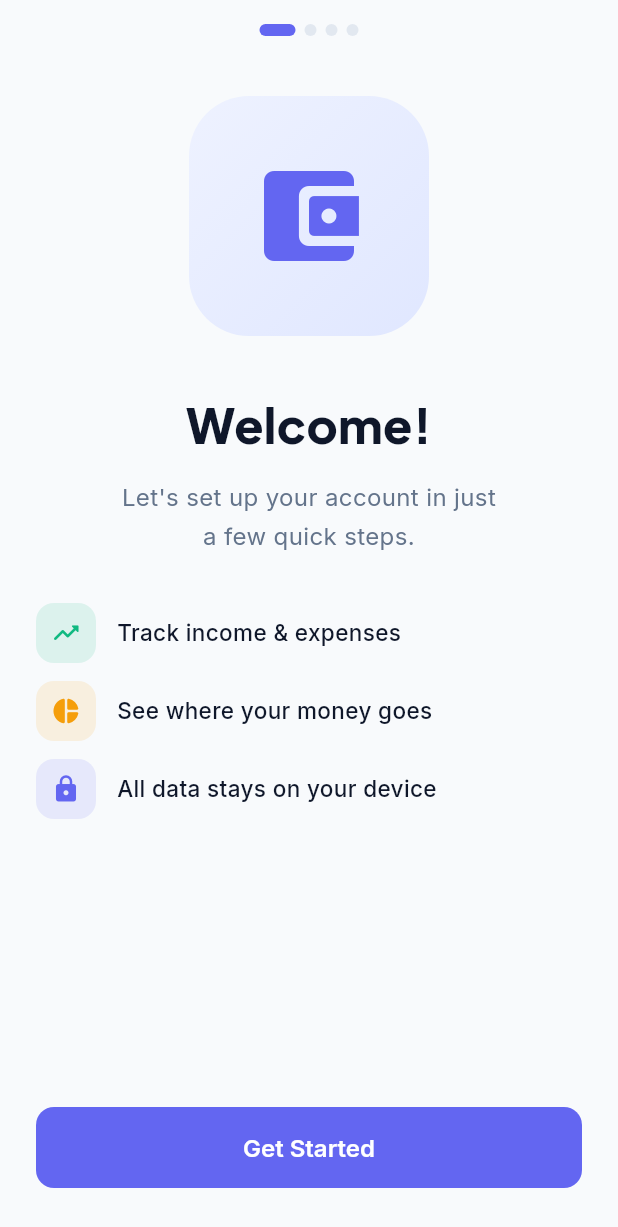
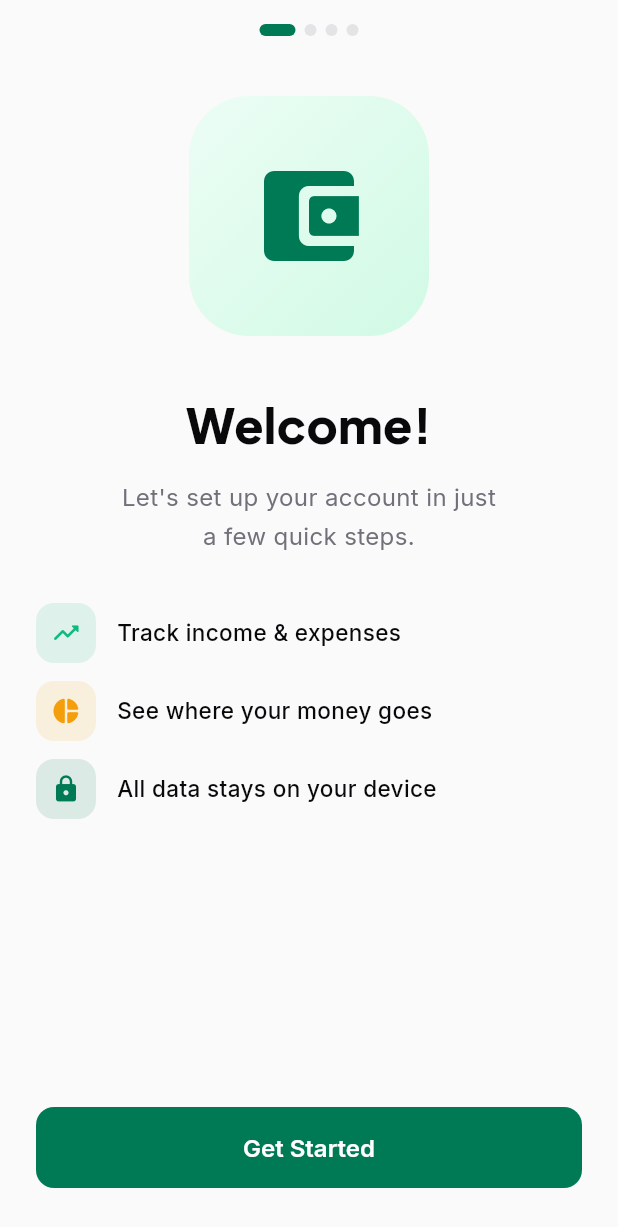
Before and after one commit to samnsimson/xpenzes, a Flutter app: the OnboardingScreen screen opened directly, on a phone screen of 412 x 824 dp. Shown: the top 1227 px of the screen. Run offline on Flutter 3.47's test engine with Material 3 defaults, Android fonts, the phone set to English and light mode, and no system bars; our stand-ins replace dio, fl_chart, flutter_riverpod, google_fonts, supabase_flutter; missing offline and left inert: flutter_web_auth_2; accounts and stored records are empty.

Commit message:
Match xpenzes-web's Emerald/Zinc theme and switch networking to Dio
AppColors now uses the same oklch-derived palette as xpenzes-web's
shadcn theme (baseColor zinc, primary emerald) instead of the original
indigo scheme, computed via real OKLCH->sRGB conversion rather than
eyeballed. income/expense color-coding (secondary) and warning are
left as-is since they're this app's own semantics, not part of the web
base theme.

ApiClient is now backed by Dio instead of package:http, with the same
public API so no provider call sites needed to change. Auth token
attachment moved from a per-call header map to a request interceptor.

Verified: flutter analyze clean, a standalone Dio script against a
live xpenzes-svc confirmed JSON auto-decoding and DioException error
handling, and a simulator run against local svc loaded real
transaction data end-to-end with the new theme visible.

Co-Authored-By: Claude Sonnet 5 <noreply@anthropic.com>

```diff
--- a/lib/core/theme/app_theme.dart
+++ b/lib/core/theme/app_theme.dart
@@ -1,19 +1,27 @@
 import 'package:flutter/material.dart';
 import 'package:google_fonts/google_fonts.dart';
 
+/// Mirrors xpenzes-web's shadcn theme (baseColor "zinc", primary
+/// "emerald" — see xpenzes-web/app/globals.css) so the app and the
+/// marketing/checkout site read as one product. Values are the same
+/// oklch tokens converted to sRGB hex, not eyeballed equivalents.
+///
+/// [secondary] (income/expense color-coding) and [warning] are this
+/// app's own semantics, not part of that base theme, so they're kept
+/// as-is rather than forced into the web palette.
 class AppColors {
-  static const Color primary = Color(0xFF6366F1);
-  static const Color primaryLight = Color(0xFFEEF2FF);
-  static const Color primaryDark = Color(0xFF4F46E5);
+  static const Color primary = Color(0xFF007A55);
+  static const Color primaryLight = Color(0xFFECFDF5);
+  static const Color primaryDark = Color(0xFF006045);
   static const Color secondary = Color(0xFFF43F5E);
   static const Color success = Color(0xFF10B981);
   static const Color warning = Color(0xFFF59E0B);
-  static const Color background = Color(0xFFF8FAFC);
+  static const Color background = Color(0xFFFAFAFA);
   static const Color surface = Color(0xFFFFFFFF);
-  static const Color textPrimary = Color(0xFF0F172A);
-  static const Color textSecondary = Color(0xFF64748B);
-  static const Color border = Color(0xFFE2E8F0);
-  static const Color error = Color(0xFFEF4444);
+  static const Color textPrimary = Color(0xFF09090B);
+  static const Color textSecondary = Color(0xFF71717B);
+  static const Color border = Color(0xFFE4E4E7);
+  static const Color error = Color(0xFFE7000B);
 }
 
 class AppTheme {
@@ -57,12 +65,27 @@ class AppTheme {
           color: AppColors.textPrimary,
           fontWeight: FontWeight.w600,
         ),
-        titleLarge: displayTextTheme.titleLarge?.copyWith(color: AppColors.textPrimary, fontWeight: FontWeight.w600),
-        titleMedium: baseTextTheme.titleMedium?.copyWith(color: AppColors.textPrimary, fontWeight: FontWeight.w500),
-        titleSmall: baseTextTheme.titleSmall?.copyWith(color: AppColors.textSecondary, fontWeight: FontWeight.w500),
-        bodyLarge: baseTextTheme.bodyLarge?.copyWith(color: AppColors.textPrimary),
-        bodyMedium: baseTextTheme.bodyMedium?.copyWith(color: AppColors.textSecondary),
-        bodySmall: baseTextTheme.bodySmall?.copyWith(color: AppColors.textSecondary),
+        titleLarge: displayTextTheme.titleLarge?.copyWith(
+          color: AppColors.textPrimary,
+          fontWeight: FontWeight.w600,
+        ),
+        titleMedium: baseTextTheme.titleMedium?.copyWith(
+          color: AppColors.textPrimary,
+          fontWeight: FontWeight.w500,
+        ),
+        titleSmall: baseTextTheme.titleSmall?.copyWith(
+          color: AppColors.textSecondary,
+          fontWeight: FontWeight.w500,
+        ),
+        bodyLarge: baseTextTheme.bodyLarge?.copyWith(
+          color: AppColors.textPrimary,
+        ),
+        bodyMedium: baseTextTheme.bodyMedium?.copyWith(
+          color: AppColors.textSecondary,
+        ),
+        bodySmall: baseTextTheme.bodySmall?.copyWith(
+          color: AppColors.textSecondary,
+        ),
         labelLarge: baseTextTheme.labelLarge?.copyWith(
           color: AppColors.textPrimary,
           fontWeight: FontWeight.w600,
@@ -92,7 +115,10 @@ class AppTheme {
       inputDecorationTheme: InputDecorationTheme(
         filled: true,
         fillColor: AppColors.surface,
-        contentPadding: const EdgeInsets.symmetric(horizontal: 16, vertical: 14),
+        contentPadding: const EdgeInsets.symmetric(
+          horizontal: 16,
+          vertical: 14,
+        ),
         border: OutlineInputBorder(
           borderRadius: BorderRadius.circular(12),
           borderSide: const BorderSide(color: AppColors.border),
@@ -109,8 +135,14 @@ class AppTheme {
           borderRadius: BorderRadius.circular(12),
           borderSide: const BorderSide(color: AppColors.error),
         ),
-        hintStyle: GoogleFonts.inter(color: AppColors.textSecondary.withValues(alpha: 0.6), fontSize: 14),
-        labelStyle: GoogleFonts.inter(color: AppColors.textSecondary, fontSize: 14),
+        hintStyle: GoogleFonts.inter(
+          color: AppColors.textSecondary.withValues(alpha: 0.6),
+          fontSize: 14,
+        ),
+        labelStyle: GoogleFonts.inter(
+          color: AppColors.textSecondary,
+          fontSize: 14,
+        ),
       ),
       elevatedButtonTheme: ElevatedButtonThemeData(
         style: ElevatedButton.styleFrom(
@@ -118,14 +150,22 @@ class AppTheme {
           foregroundColor: Colors.white,
           elevation: 0,
           padding: const EdgeInsets.symmetric(vertical: 16, horizontal: 24),
-          shape: RoundedRectangleBorder(borderRadius: BorderRadius.circular(12)),
-          textStyle: GoogleFonts.inter(fontSize: 15, fontWeight: FontWeight.w600),
+          shape: RoundedRectangleBorder(
+            borderRadius: BorderRadius.circular(12),
+          ),
+          textStyle: GoogleFonts.inter(
+            fontSize: 15,
+            fontWeight: FontWeight.w600,
+          ),
         ),
       ),
       textButtonTheme: TextButtonThemeData(
         style: TextButton.styleFrom(
           foregroundColor: AppColors.primary,
-          textStyle: GoogleFonts.inter(fontSize: 14, fontWeight: FontWeight.w500),
+          textStyle: GoogleFonts.inter(
+            fontSize: 14,
+            fontWeight: FontWeight.w500,
+          ),
         ),
       ),
       floatingActionButtonTheme: const FloatingActionButtonThemeData(
@@ -136,19 +176,30 @@ class AppTheme {
       ),
       bottomSheetTheme: const BottomSheetThemeData(
         backgroundColor: AppColors.surface,
-        shape: RoundedRectangleBorder(borderRadius: BorderRadius.vertical(top: Radius.circular(24))),
+        shape: RoundedRectangleBorder(
+          borderRadius: BorderRadius.vertical(top: Radius.circular(24)),
+        ),
         showDragHandle: true,
       ),
-      dividerTheme: const DividerThemeData(color: AppColors.border, thickness: 1),
+      dividerTheme: const DividerThemeData(
+        color: AppColors.border,
+        thickness: 1,
+      ),
       chipTheme: ChipThemeData(
         backgroundColor: AppColors.primaryLight,
         selectedColor: AppColors.primary,
-        labelStyle: GoogleFonts.inter(color: AppColors.primary, fontWeight: FontWeight.w500, fontSize: 13),
+        labelStyle: GoogleFonts.inter(
+          color: AppColors.primary,
+          fontWeight: FontWeight.w500,
+          fontSize: 13,
+        ),
         shape: RoundedRectangleBorder(borderRadius: BorderRadius.circular(8)),
         side: BorderSide.none,
         padding: const EdgeInsets.symmetric(horizontal: 12, vertical: 6),
       ),
-      listTileTheme: const ListTileThemeData(contentPadding: EdgeInsets.symmetric(horizontal: 16, vertical: 4)),
+      listTileTheme: const ListTileThemeData(
+        contentPadding: EdgeInsets.symmetric(horizontal: 16, vertical: 4),
+      ),
     );
   }
 }
--- a/lib/features/onboarding/screens/onboarding_screen.dart
+++ b/lib/features/onboarding/screens/onboarding_screen.dart
@@ -37,7 +37,8 @@ class _OnboardingScreenState extends ConsumerState<OnboardingScreen> {
       ref.read(onboardingProvider.notifier).nextStep();
       _pageCtrl.nextPage(
         duration: const Duration(milliseconds: 400),
-          curve: Curves.easeInOut);
+        curve: Curves.easeInOut,
+      );
     }
   }
 
@@ -47,7 +48,8 @@ class _OnboardingScreenState extends ConsumerState<OnboardingScreen> {
       ref.read(onboardingProvider.notifier).prevStep();
       _pageCtrl.previousPage(
         duration: const Duration(milliseconds: 400),
-          curve: Curves.easeInOut);
+        curve: Curves.easeInOut,
+      );
     }
   }
 
@@ -64,7 +66,9 @@ class _OnboardingScreenState extends ConsumerState<OnboardingScreen> {
     // Save income if provided
     final amount = double.tryParse(ob.incomeAmount);
     if (amount != null && amount > 0) {
-      await ref.read(transactionsProvider.notifier).addTransaction(
+      await ref
+          .read(transactionsProvider.notifier)
+          .addTransaction(
             TransactionModel(
               type: TransactionType.income,
               title: ob.incomeSource,
@@ -94,8 +98,7 @@ class _OnboardingScreenState extends ConsumerState<OnboardingScreen> {
           children: [
             // Header with progress
             Padding(
-              padding:
-                  const EdgeInsets.symmetric(horizontal: 24, vertical: 16),
+              padding: const EdgeInsets.symmetric(horizontal: 24, vertical: 16),
               child: Row(
                 children: [
                   if (step > 0)
@@ -109,8 +112,11 @@ class _OnboardingScreenState extends ConsumerState<OnboardingScreen> {
                           borderRadius: BorderRadius.circular(12),
                           border: Border.all(color: AppColors.border),
                         ),
-                        child: const Icon(Icons.arrow_back_ios_new_rounded,
-                            size: 16, color: AppColors.textPrimary),
+                        child: const Icon(
+                          Icons.arrow_back_ios_new_rounded,
+                          size: 16,
+                          color: AppColors.textPrimary,
+                        ),
                       ),
                     )
                   else
@@ -170,7 +176,9 @@ class _OnboardingScreenState extends ConsumerState<OnboardingScreen> {
                           height: 22,
                           width: 22,
                           child: CircularProgressIndicator(
-                              color: Colors.white, strokeWidth: 2.5),
+                            color: Colors.white,
+                            strokeWidth: 2.5,
+                          ),
                         )
                       : Text(
                           step == 0
@@ -211,7 +219,7 @@ class _WelcomePage extends StatelessWidget {
             height: 160,
             decoration: BoxDecoration(
               gradient: const LinearGradient(
-                colors: [Color(0xFFEEF2FF), Color(0xFFE0E7FF)],
+                colors: [AppColors.primaryLight, Color(0xFFD1FAE5)],
                 begin: Alignment.topLeft,
                 end: Alignment.bottomRight,
               ),
@@ -225,7 +233,9 @@ class _WelcomePage extends StatelessWidget {
           ),
           const SizedBox(height: 36),
           Text(
-            userName.isNotEmpty ? 'Hey, ${userName.split(' ').first}!' : 'Welcome!',
+            userName.isNotEmpty
+                ? 'Hey, ${userName.split(' ').first}!'
+                : 'Welcome!',
             style: GoogleFonts.plusJakartaSans(
               fontSize: 32,
               fontWeight: FontWeight.w800,
@@ -272,8 +282,11 @@ class _FeatureRow extends StatelessWidget {
   final Color color;
   final String label;
 
-  const _FeatureRow(
-      {required this.icon, required this.color, required this.label});
+  const _FeatureRow({
+    required this.icon,
+    required this.color,
+    required this.label,
+  });
 
   @override
   Widget build(BuildContext context) {
@@ -294,7 +307,8 @@ class _FeatureRow extends StatelessWidget {
           style: GoogleFonts.inter(
             fontSize: 15,
             fontWeight: FontWeight.w500,
-              color: AppColors.textPrimary),
+            color: AppColors.textPrimary,
+          ),
         ),
       ],
     );
@@ -323,8 +337,11 @@ class _CurrencyPage extends ConsumerWidget {
               color: AppColors.warning.withOpacity(0.12),
               borderRadius: BorderRadius.circular(20),
             ),
-            child: const Icon(Icons.currency_exchange_rounded,
-                size: 32, color: AppColors.warning),
+            child: const Icon(
+              Icons.currency_exchange_rounded,
+              size: 32,
+              color: AppColors.warning,
+            ),
           ),
           const SizedBox(height: 24),
           Text(
@@ -339,7 +356,9 @@ class _CurrencyPage extends ConsumerWidget {
           Text(
             'This will be used throughout the app.',
             style: GoogleFonts.inter(
-                fontSize: 15, color: AppColors.textSecondary),
+              fontSize: 15,
+              color: AppColors.textSecondary,
+            ),
           ),
           const SizedBox(height: 28),
           Expanded(
@@ -352,8 +371,7 @@ class _CurrencyPage extends ConsumerWidget {
                 childAspectRatio: 2.8,
               ),
               itemBuilder: (ctx, i) {
-                final entry =
-                    AppConstants.currencies.entries.elementAt(i);
+                final entry = AppConstants.currencies.entries.elementAt(i);
                 final isSelected = entry.key == selected;
                 return GestureDetector(
                   onTap: () => ref
@@ -362,9 +380,7 @@ class _CurrencyPage extends ConsumerWidget {
                   child: AnimatedContainer(
                     duration: const Duration(milliseconds: 200),
                     decoration: BoxDecoration(
-                      color: isSelected
-                          ? AppColors.primary
-                          : AppColors.surface,
+                      color: isSelected ? AppColors.primary : AppColors.surface,
                       borderRadius: BorderRadius.circular(12),
                       border: Border.all(
                         color: isSelected
@@ -455,8 +471,11 @@ class _IncomePageState extends ConsumerState<_IncomePage> {
               color: AppColors.success.withOpacity(0.12),
               borderRadius: BorderRadius.circular(20),
             ),
-            child: const Icon(Icons.savings_rounded,
-                size: 32, color: AppColors.success),
+            child: const Icon(
+              Icons.savings_rounded,
+              size: 32,
+              color: AppColors.success,
+            ),
           ),
           const SizedBox(height: 24),
           Text(
@@ -471,15 +490,20 @@ class _IncomePageState extends ConsumerState<_IncomePage> {
           Text(
             'You can always update this later from your account.',
             style: GoogleFonts.inter(
-                fontSize: 15, color: AppColors.textSecondary),
+              fontSize: 15,
+              color: AppColors.textSecondary,
+            ),
           ),
           const SizedBox(height: 28),
           // Income source
-          Text('Income source',
+          Text(
+            'Income source',
             style: GoogleFonts.inter(
               fontSize: 13,
               fontWeight: FontWeight.w600,
-                  color: AppColors.textSecondary)),
+              color: AppColors.textSecondary,
+            ),
+          ),
           const SizedBox(height: 10),
           Wrap(
             spacing: 8,
@@ -491,14 +515,14 @@ class _IncomePageState extends ConsumerState<_IncomePage> {
                 child: AnimatedContainer(
                   duration: const Duration(milliseconds: 200),
                   padding: const EdgeInsets.symmetric(
-                      horizontal: 16, vertical: 8),
+                    horizontal: 16,
+                    vertical: 8,
+                  ),
                   decoration: BoxDecoration(
                     color: isSelected ? AppColors.primary : AppColors.surface,
                     borderRadius: BorderRadius.circular(10),
                     border: Border.all(
-                      color: isSelected
-                          ? AppColors.primary
-                          : AppColors.border,
+                      color: isSelected ? AppColors.primary : AppColors.border,
                     ),
                   ),
                   child: Text(
@@ -506,9 +530,7 @@ class _IncomePageState extends ConsumerState<_IncomePage> {
                     style: GoogleFonts.inter(
                       fontSize: 13,
                       fontWeight: FontWeight.w500,
-                      color: isSelected
-                          ? Colors.white
-                          : AppColors.textPrimary,
+                      color: isSelected ? Colors.white : AppColors.textPrimary,
                     ),
                   ),
                 ),
@@ -517,16 +539,18 @@ class _IncomePageState extends ConsumerState<_IncomePage> {
           ),
           const SizedBox(height: 20),
           // Amount
-          Text('Monthly amount',
+          Text(
+            'Monthly amount',
             style: GoogleFonts.inter(
               fontSize: 13,
               fontWeight: FontWeight.w600,
-                  color: AppColors.textSecondary)),
+              color: AppColors.textSecondary,
+            ),
+          ),
           const SizedBox(height: 10),
           TextField(
             controller: _amountCtrl,
-            keyboardType:
-                const TextInputType.numberWithOptions(decimal: true),
+            keyboardType: const TextInputType.numberWithOptions(decimal: true),
             onChanged: notifier.setIncomeAmount,
             decoration: InputDecoration(
               hintText: '0.00',
@@ -546,11 +570,14 @@ class _IncomePageState extends ConsumerState<_IncomePage> {
           ),
           const SizedBox(height: 20),
           // Frequency
-          Text('Pay frequency',
+          Text(
+            'Pay frequency',
             style: GoogleFonts.inter(
               fontSize: 13,
               fontWeight: FontWeight.w600,
-                  color: AppColors.textSecondary)),
+              color: AppColors.textSecondary,
+            ),
+          ),
           const SizedBox(height: 10),
           Wrap(
             spacing: 8,
@@ -562,14 +589,14 @@ class _IncomePageState extends ConsumerState<_IncomePage> {
                 child: AnimatedContainer(
                   duration: const Duration(milliseconds: 200),
                   padding: const EdgeInsets.symmetric(
-                      horizontal: 16, vertical: 8),
+                    horizontal: 16,
+                    vertical: 8,
+                  ),
                   decoration: BoxDecoration(
                     color: isSelected ? AppColors.primary : AppColors.surface,
                     borderRadius: BorderRadius.circular(10),
                     border: Border.all(
-                      color: isSelected
-                          ? AppColors.primary
-                          : AppColors.border,
+                      color: isSelected ? AppColors.primary : AppColors.border,
                     ),
                   ),
                   child: Text(
@@ -577,9 +604,7 @@ class _IncomePageState extends ConsumerState<_IncomePage> {
                     style: GoogleFonts.inter(
                       fontSize: 13,
                       fontWeight: FontWeight.w500,
-                      color: isSelected
-                          ? Colors.white
-                          : AppColors.textPrimary,
+                      color: isSelected ? Colors.white : AppColors.textPrimary,
                     ),
                   ),
                 ),
--- a/pubspec.yaml
+++ b/pubspec.yaml
@@ -15,8 +15,8 @@ dependencies:
   intl: ^0.19.0
   fl_chart: ^1.2.0
   supabase_flutter: ^2.16.0
-  http: ^1.6.0
   flutter_web_auth_2: ^5.0.3
+  dio: ^5.10.0
 
 dev_dependencies:
   flutter_test:
```
Also changed, not shown: lib/core/network/api_client.dart (+62 -45 lines), pubspec.lock. Lines whose indentation alone changed are shown as unchanged.
